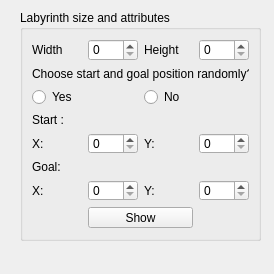
sebtex1/Projet-Ing-Log, file projet_Inge_Log/mainwindow.ui: the form before one commit.
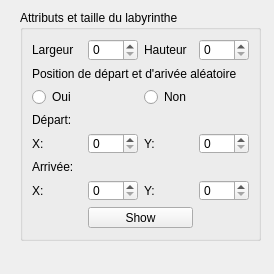
The form after the commit.

Commit message: message success/fail

The edit to the form file:
```diff
--- a/projet_Inge_Log/mainwindow.ui
+++ b/projet_Inge_Log/mainwindow.ui
@@ -27,7 +27,7 @@
      </rect>
     </property>
     <property name="title">
-     <string>Labyrinth size and attributes</string>
+     <string>Attributs et taille du labyrinthe</string>
     </property>
     <layout class="QGridLayout" name="gridLayout">
      <item row="0" column="4">
@@ -36,7 +36,7 @@
      <item row="3" column="3">
       <widget class="QRadioButton" name="random_no">
        <property name="text">
-        <string>No</string>
+        <string>Non</string>
        </property>
       </widget>
      </item>
@@ -70,7 +70,7 @@
      <item row="4" column="1">
       <widget class="QLabel" name="start_label">
        <property name="text">
-        <string>Start :</string>
+        <string>Départ:</string>
        </property>
       </widget>
      </item>
@@ -80,21 +80,21 @@
      <item row="0" column="3">
       <widget class="QLabel" name="height_label">
        <property name="text">
-        <string>Height</string>
+        <string>Hauteur</string>
        </property>
       </widget>
      </item>
      <item row="0" column="1">
       <widget class="QLabel" name="width_label">
        <property name="text">
-        <string>Width</string>
+        <string>Largeur</string>
        </property>
       </widget>
      </item>
      <item row="1" column="1" colspan="4">
       <widget class="QLabel" name="random_label">
        <property name="text">
-        <string>Choose start and goal position randomly?</string>
+        <string>Position de départ et d'arivée aléatoire</string>
        </property>
       </widget>
      </item>
@@ -111,7 +111,7 @@
      <item row="3" column="1">
       <widget class="QRadioButton" name="random_yes">
        <property name="text">
-        <string>Yes</string>
+        <string>Oui</string>
        </property>
       </widget>
      </item>
@@ -128,7 +128,7 @@
      <item row="6" column="1">
       <widget class="QLabel" name="goal_label">
        <property name="text">
-        <string>Goal:</string>
+        <string>Arrivée:</string>
        </property>
       </widget>
      </item>
```
The commit also changes 1 other file.
